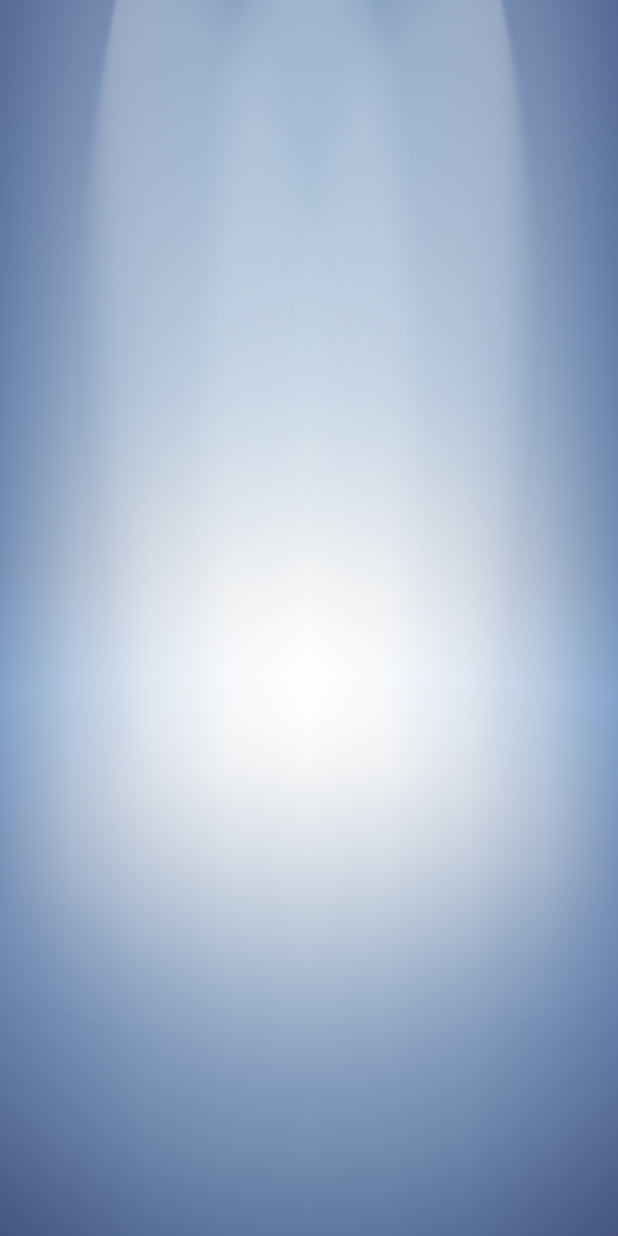
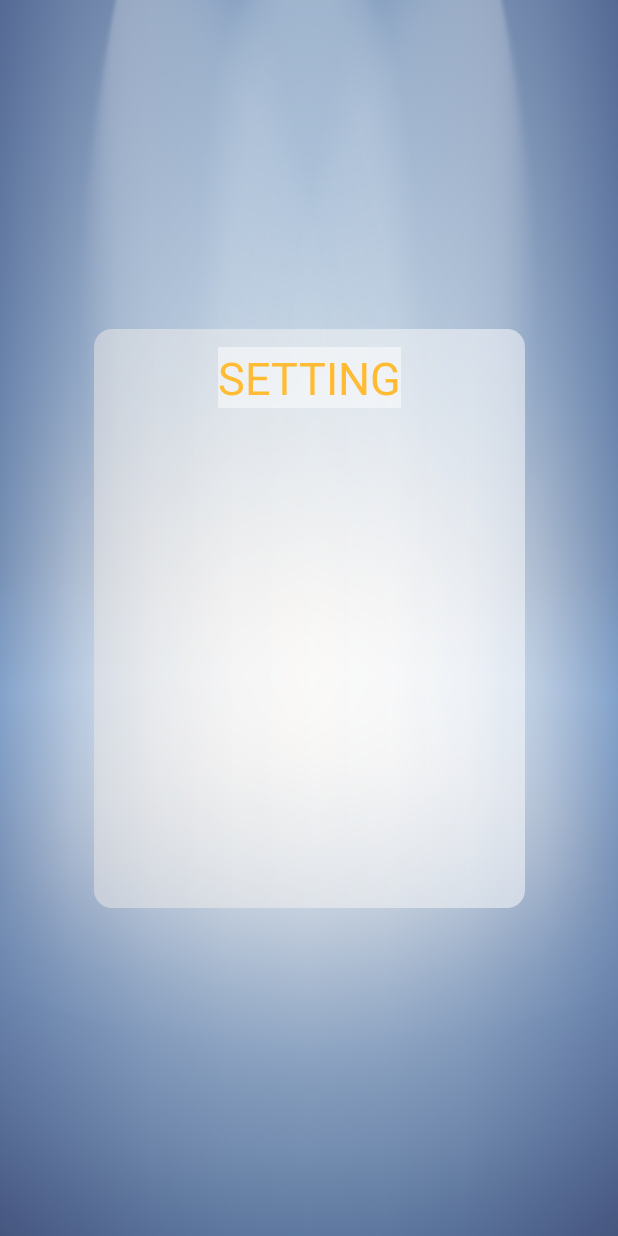
Before and after one commit to ahmadkhedr/Scan, an Android app: the Setting screen opened directly, with no data from a screen before it, on a phone screen of 412 x 824 dp. Run offline under Robolectric (Android 15) with nearby library versions, the phone set to English and light mode, and no system bars; Roboto replaces fonts that are not available here; 1 statement that could not run was skipped.

Commit message:
"anim Activity transfer"

```diff
--- a/app/src/main/java/kedr/emam/ahmad/scan/MainActivity.java
+++ b/app/src/main/java/kedr/emam/ahmad/scan/MainActivity.java
@@ -75,4 +75,9 @@ public class MainActivity extends AppCompatActivity {
         alertDialog.show();
 
     }
+
+    public void SETTING(View view) {
+        Intent a = new Intent(this,Setting.class);
+        startActivity(a);
+    }
 }
--- a/app/src/main/java/kedr/emam/ahmad/scan/Setting.java
+++ b/app/src/main/java/kedr/emam/ahmad/scan/Setting.java
@@ -1,7 +1,9 @@
 package kedr.emam.ahmad.scan;
 
+import android.graphics.Typeface;
 import android.support.v7.app.AppCompatActivity;
 import android.os.Bundle;
+import android.widget.TextView;
 
 public class Setting extends AppCompatActivity {
 
@@ -9,5 +11,12 @@ public class Setting extends AppCompatActivity {
     protected void onCreate(Bundle savedInstanceState) {
         super.onCreate(savedInstanceState);
         setContentView(R.layout.activity_setting);
+
+        /////font Style
+        TextView SettingHeader = findViewById(R.id.SettingHeader);
+        Typeface font = Typeface.createFromAsset(getAssets(), "fonts/mandali.ttf");
+        SettingHeader.setTypeface(font);
+        /////////////\\\\\\\\
+
     }
 }
--- /dev/null
+++ b/app/src/main/res/anim/slide_in_left.xml
@@ -0,0 +1,7 @@
+<?xml version="1.0" encoding="utf-8"?>
+<set xmlns:android="http://schemas.android.com/apk/res/android">
+    <translate
+        android:duration="@android:integer/config_mediumAnimTime"
+        android:fromXDelta="-100%p"
+        android:toXDelta="0" />
+</set>
--- /dev/null
+++ b/app/src/main/res/anim/slide_in_right.xml
@@ -0,0 +1,8 @@
+<?xml version="1.0" encoding="utf-8"?>
+
+<set xmlns:android="http://schemas.android.com/apk/res/android">
+    <translate
+        android:duration="@android:integer/config_mediumAnimTime"
+        android:fromXDelta="100%p"
+        android:toXDelta="0" />
+</set>
--- /dev/null
+++ b/app/src/main/res/anim/slide_out_left.xml
@@ -0,0 +1,7 @@
+<?xml version="1.0" encoding="utf-8"?>
+<set xmlns:android="http://schemas.android.com/apk/res/android">
+    <translate
+        android:duration="@android:integer/config_mediumAnimTime"
+        android:fromXDelta="0"
+        android:toXDelta="-100%p" />
+</set>
--- /dev/null
+++ b/app/src/main/res/anim/slide_out_right.xml
@@ -0,0 +1,7 @@
+<?xml version="1.0" encoding="utf-8"?>
+<set xmlns:android="http://schemas.android.com/apk/res/android">
+    <translate
+        android:duration="@android:integer/config_mediumAnimTime"
+        android:fromXDelta="0"
+        android:toXDelta="100%p" />
+</set>
--- a/app/src/main/res/layout/activity_main.xml
+++ b/app/src/main/res/layout/activity_main.xml
@@ -37,6 +37,7 @@
             android:background="@drawable/button_background"
             android:fontFamily="casual"
             android:text="@string/Setting"
+            android:onClick="SETTING"
             android:textSize="20sp"
             android:textStyle="bold"
             tools:text="@string/Setting" />
--- a/app/src/main/res/layout/activity_setting.xml
+++ b/app/src/main/res/layout/activity_setting.xml
@@ -4,7 +4,38 @@
     xmlns:tools="http://schemas.android.com/tools"
     android:layout_width="match_parent"
     android:layout_height="match_parent"
-    tools:context="kedr.emam.ahmad.scan.Setting"
-    android:background="@drawable/light3">
+    android:background="@drawable/light3"
+    tools:context="kedr.emam.ahmad.scan.Setting">
 
+    <RelativeLayout
+        android:id="@+id/relativeLayout5"
+        android:layout_width="287dp"
+        android:layout_height="386dp"
+        android:layout_marginBottom="8dp"
+        android:layout_marginEnd="58dp"
+        android:layout_marginStart="58dp"
+        android:layout_marginTop="8dp"
+        app:layout_constraintBottom_toBottomOf="parent"
+        app:layout_constraintEnd_toEndOf="parent"
+        app:layout_constraintStart_toStartOf="parent"
+        android:background="@drawable/layoutbackground"
+        app:layout_constraintTop_toTopOf="parent">
+
+        <TextView
+            android:id="@+id/SettingHeader"
+            android:layout_width="wrap_content"
+            android:layout_height="wrap_content"
+            android:layout_alignParentTop="true"
+            android:layout_centerHorizontal="true"
+            android:layout_marginTop="12dp"
+            android:background="#80ffffff"
+            android:fontFamily="casual"
+            android:text="@string/Setting"
+            android:textAlignment="center"
+            android:textAllCaps="true"
+            android:textColor="@android:color/holo_orange_light"
+            android:textSize="30sp"
+            android:textStyle="bold|italic"
+            tools:text="@string/Setting" />
+    </RelativeLayout>
 </android.support.constraint.ConstraintLayout>
--- a/app/src/main/res/values/styles.xml
+++ b/app/src/main/res/values/styles.xml
@@ -7,7 +7,13 @@
         <item name="colorPrimaryDark">@color/colorPrimaryDark</item>
         <item name="colorAccent">@color/colorAccent</item>
         <item name="android:windowTranslucentStatus">true</item>
+        <item name="android:windowAnimationStyle">@style/CustomActivityAnimation</item>
     </style>
 
-
+    <style name="CustomActivityAnimation" parent="@android:style/Animation.Activity">
+        <item name="android:activityOpenEnterAnimation">@anim/slide_in_right</item>
+        <item name="android:activityOpenExitAnimation">@anim/slide_out_left</item>
+        <item name="android:activityCloseEnterAnimation">@anim/slide_in_left</item>
+        <item name="android:activityCloseExitAnimation">@anim/slide_out_right</item>
+    </style>
 </resources>
```
Also changed, not shown: app/src/main/assets/fonts/montserrat.ttf (added), 1 other file.
